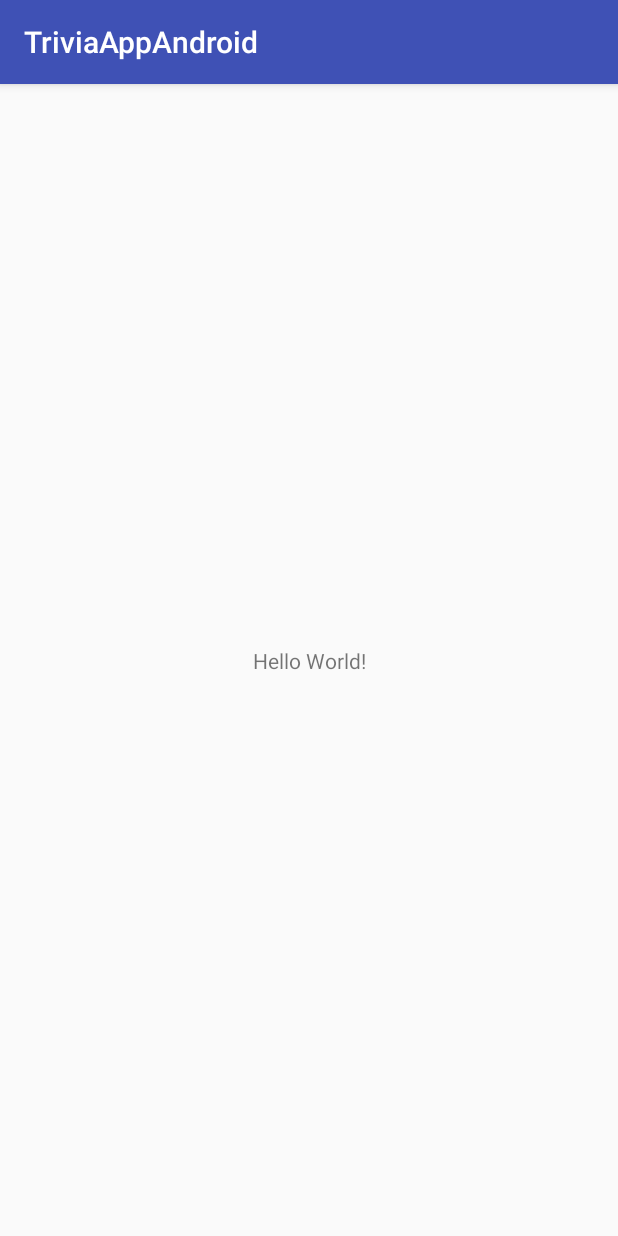
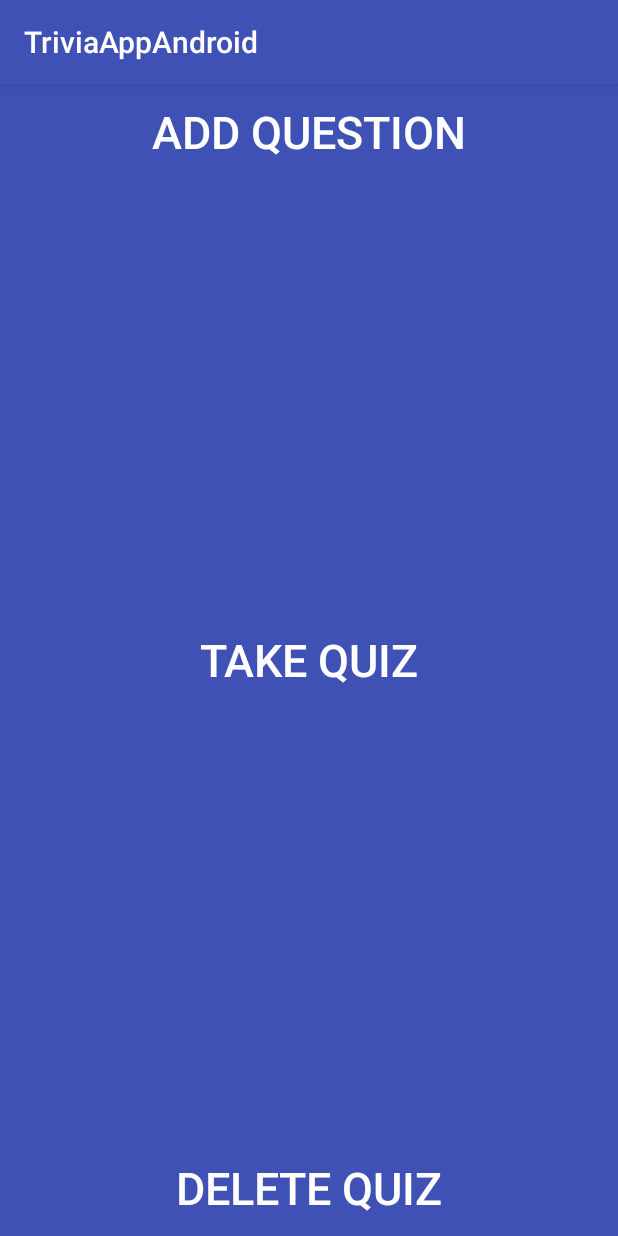
Before and after one commit to CodyGividen/TriviaApp, an Android app: the screen it shows after launch (MainActivity), on a phone screen of 412 x 824 dp. Run offline under Robolectric (Android 15) with nearby library versions, the phone set to English and light mode, and no system bars.

Commit message:
added buttons to main xml

```diff
--- a/app/build.gradle
+++ b/app/build.gradle
@@ -25,4 +25,6 @@ dependencies {
     testImplementation 'junit:junit:4.12'
     androidTestImplementation 'com.android.support.test:runner:1.0.1'
     androidTestImplementation 'com.android.support.test.espresso:espresso-core:3.0.1'
+    implementation 'com.jakewharton:butterknife:8.8.1'
+    annotationProcessor 'com.jakewharton:butterknife-compiler:8.8.1'
 }
--- a/app/src/main/res/layout/activity_main.xml
+++ b/app/src/main/res/layout/activity_main.xml
@@ -4,15 +4,54 @@
     xmlns:tools="http://schemas.android.com/tools"
     android:layout_width="match_parent"
     android:layout_height="match_parent"
+    android:background="@color/colorPrimary"
     tools:context="com.example.codygividen.triviaappandroid.MainActivity">
 
-    <TextView
-        android:layout_width="wrap_content"
+    <Button
+        android:id="@+id/add_question_button"
+        android:layout_width="0dp"
         android:layout_height="wrap_content"
-        android:text="Hello World!"
-        app:layout_constraintBottom_toBottomOf="parent"
-        app:layout_constraintLeft_toLeftOf="parent"
-        app:layout_constraintRight_toRightOf="parent"
+        android:layout_marginEnd="8dp"
+        android:layout_marginStart="8dp"
+        android:layout_marginTop="8dp"
+        android:background="@android:color/transparent"
+        android:text="Add Question"
+        android:textColor="@android:color/white"
+        android:textSize="30sp"
+        app:layout_constraintEnd_toEndOf="parent"
+        app:layout_constraintStart_toStartOf="parent"
         app:layout_constraintTop_toTopOf="parent" />
 
+    <Button
+        android:id="@+id/take_quiz_button"
+        android:layout_width="0dp"
+        android:layout_height="wrap_content"
+        android:layout_marginBottom="8dp"
+        android:layout_marginEnd="8dp"
+        android:layout_marginStart="8dp"
+        android:layout_marginTop="8dp"
+        android:background="@android:color/transparent"
+        android:text="Take Quiz"
+        android:textColor="@android:color/white"
+        android:textSize="30sp"
+        app:layout_constraintBottom_toTopOf="@+id/delete_quiz_button"
+        app:layout_constraintEnd_toEndOf="parent"
+        app:layout_constraintStart_toStartOf="parent"
+        app:layout_constraintTop_toBottomOf="@+id/add_question_button" />
+
+    <Button
+        android:id="@+id/delete_quiz_button"
+        android:layout_width="0dp"
+        android:layout_height="wrap_content"
+        android:layout_marginBottom="8dp"
+        android:layout_marginEnd="8dp"
+        android:layout_marginStart="8dp"
+        android:background="@android:color/transparent"
+        android:text="Delete Quiz"
+        android:textColor="@android:color/white"
+        android:textSize="30sp"
+        app:layout_constraintBottom_toBottomOf="parent"
+        app:layout_constraintEnd_toEndOf="parent"
+        app:layout_constraintStart_toStartOf="parent" />
+
 </android.support.constraint.ConstraintLayout>
--- a/app/src/main/res/values/colors.xml
+++ b/app/src/main/res/values/colors.xml
@@ -1,6 +1,6 @@
 <?xml version="1.0" encoding="utf-8"?>
 <resources>
-    <color name="colorPrimary">#3F51B5</color>
+    <color name="colorPrimary">#3f51b5</color>
     <color name="colorPrimaryDark">#303F9F</color>
     <color name="colorAccent">#FF4081</color>
 </resources>
```
